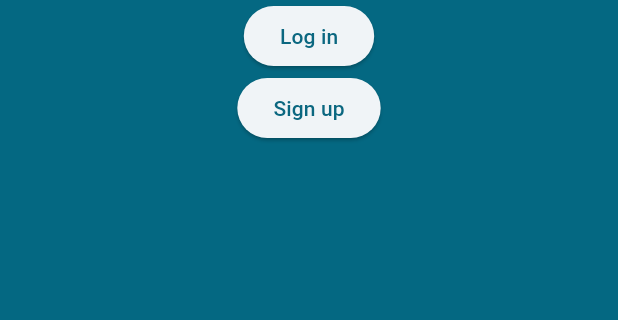
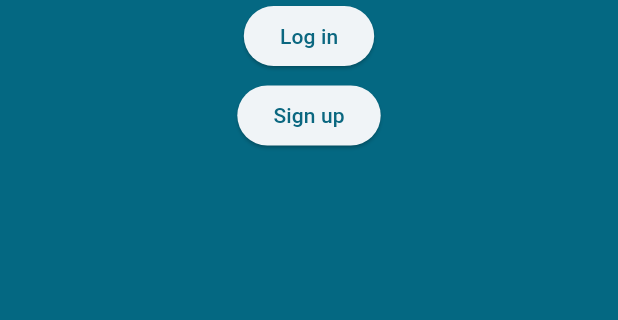
Before and after one commit to expensive-garbage/FCT-LOLU-smartshoeapp, a Flutter app: the screen it shows after launch, on a phone screen of 412 x 824 dp, the part 570-890 px from its top. Run offline on Flutter 3.47's test engine with Material 2 defaults, Android fonts, the phone set to English and light mode, and no system bars; our stand-ins replace cloud_firestore, firebase_auth, firebase_core, firebase_storage, image_picker, pie_chart and 1 more; accounts and stored records are empty.

Commit message:
few changes

```diff
--- a/lib/FirstPage.dart
+++ b/lib/FirstPage.dart
@@ -42,6 +42,7 @@ class First extends StatelessWidget {
                   appState.changeIndexFirstPage(1);
                 },
                 child: const Text("Log in")),
+            const SizedBox(height: 5),
             ElevatedButton(
                 onPressed: () {
                   appState.changeIndexFirstPage(2);
--- a/lib/Login.dart
+++ b/lib/Login.dart
@@ -93,7 +93,7 @@ class _LoginState extends State<Login> {
                             );
                           });
                         },
-                        child: const Text("log in"))),
+                        child: const Text("Log in"))),
               ],
             ),
           ),
```
